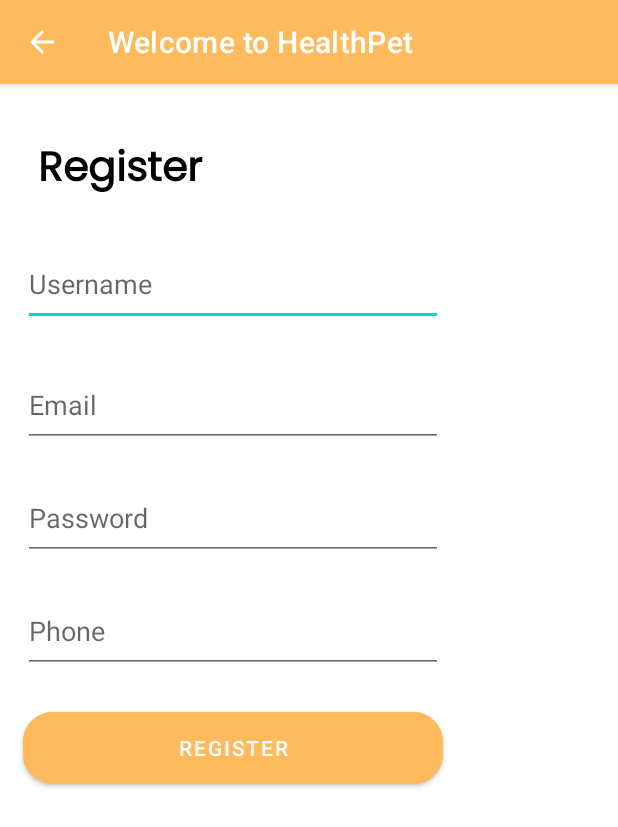
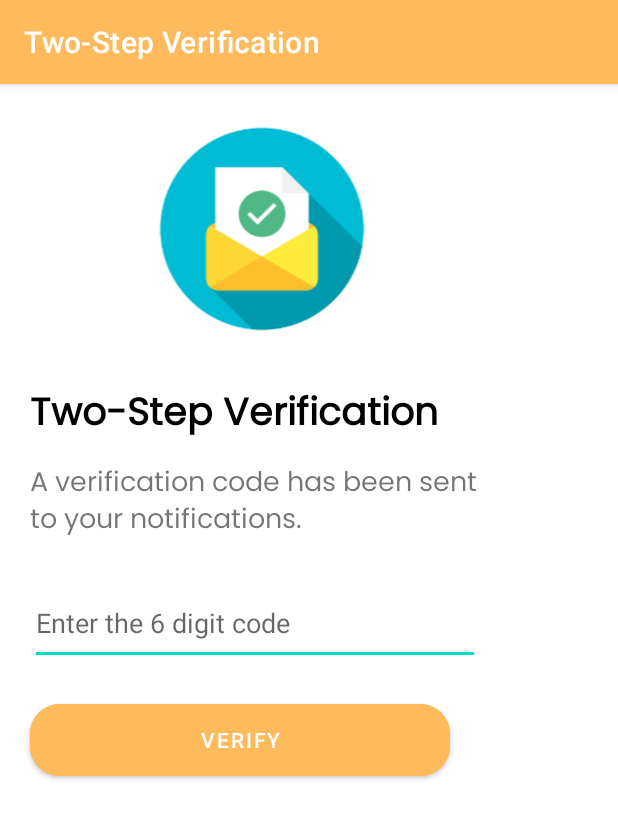
Before and after one commit to RicardoFlores01/HealthPetAppMovil, an Android app: the RegisterActivity screen opened directly, with no data from a screen before it, after a tap on "REGISTER", on a phone screen of 412 x 824 dp. Shown: the top 827 px of the screen. Run offline under Robolectric (Android 15) with nearby library versions, the phone set to English and light mode, and no system bars.

Commit message:
Add Two Step Verification

```diff
--- a/app/src/main/java/example/com/healthpetapp/RegisterActivity.java
+++ b/app/src/main/java/example/com/healthpetapp/RegisterActivity.java
@@ -1,16 +1,18 @@
 package example.com.healthpetapp;
 
+import android.content.Intent;
 import android.os.Bundle;
 import android.view.View;
 import android.widget.Button;
 import android.widget.EditText;
+
 import androidx.appcompat.app.AppCompatActivity;
+
 
 public class RegisterActivity extends AppCompatActivity {
 
     Button register;
     EditText username, email, password, phone;
-
 
     @Override
     protected void onCreate(Bundle savedInstanceState) {
@@ -26,7 +28,8 @@ public class RegisterActivity extends AppCompatActivity {
         register.setOnClickListener(new View.OnClickListener() {
             @Override
             public void onClick(View view) {
-
+                Intent intent = new Intent(RegisterActivity.this, TwoStepVerification.class);
+                startActivity(intent);
             }
         });
     }
--- a/app/src/main/java/example/com/healthpetapp/TwoStepVerification.java
+++ b/app/src/main/java/example/com/healthpetapp/TwoStepVerification.java
@@ -41,21 +41,22 @@ public class TwoStepVerification extends AppCompatActivity {
         int val = random.nextInt(1000);
         String codigo = Integer.toString(val);
 
-        NotificationCompat.Builder builder = new NotificationCompat.Builder(this, "code").setSmallIcon(android.R.drawable.stat_notify_sync)
+        NotificationCompat.Builder builder = new NotificationCompat.Builder(this, "code").setSmallIcon(R.drawable.ic_baseline_pets_24)
                 .setContentTitle("Code Verification").setContentText("Codigo es " + codigo);
 
         notification = builder.build();
         notificationManagerCompat = notificationManagerCompat.from(this);
 
+        notificationManagerCompat.notify(1, notification);
+        //Toast.makeText(TwoStepVerification.this,codigo, Toast.LENGTH_LONG).show();
 
         verification = (Button) findViewById(R.id.btnVerification);
         verification.setOnClickListener(new View.OnClickListener() {
             @Override
             public void onClick(View view) {
-                notificationManagerCompat.notify(1, notification);
                 String cod = code.getText().toString();
-
-                if(code.getText().toString()==codigo){
+                //Toast.makeText(TwoStepVerification.this,cod, Toast.LENGTH_LONG).show();
+                if(cod.equals(codigo)){
                     Intent intent = new Intent(TwoStepVerification.this, MenuActivity.class);
                     startActivity(intent);
                 } else {
```
